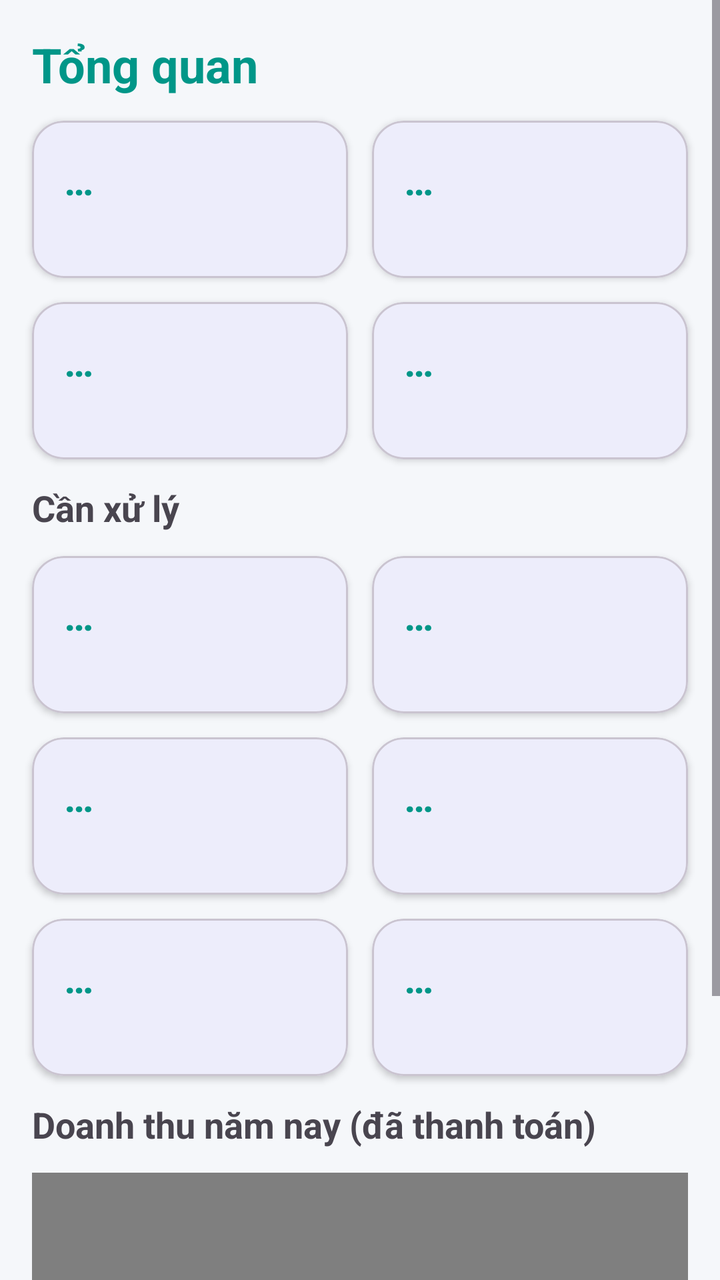
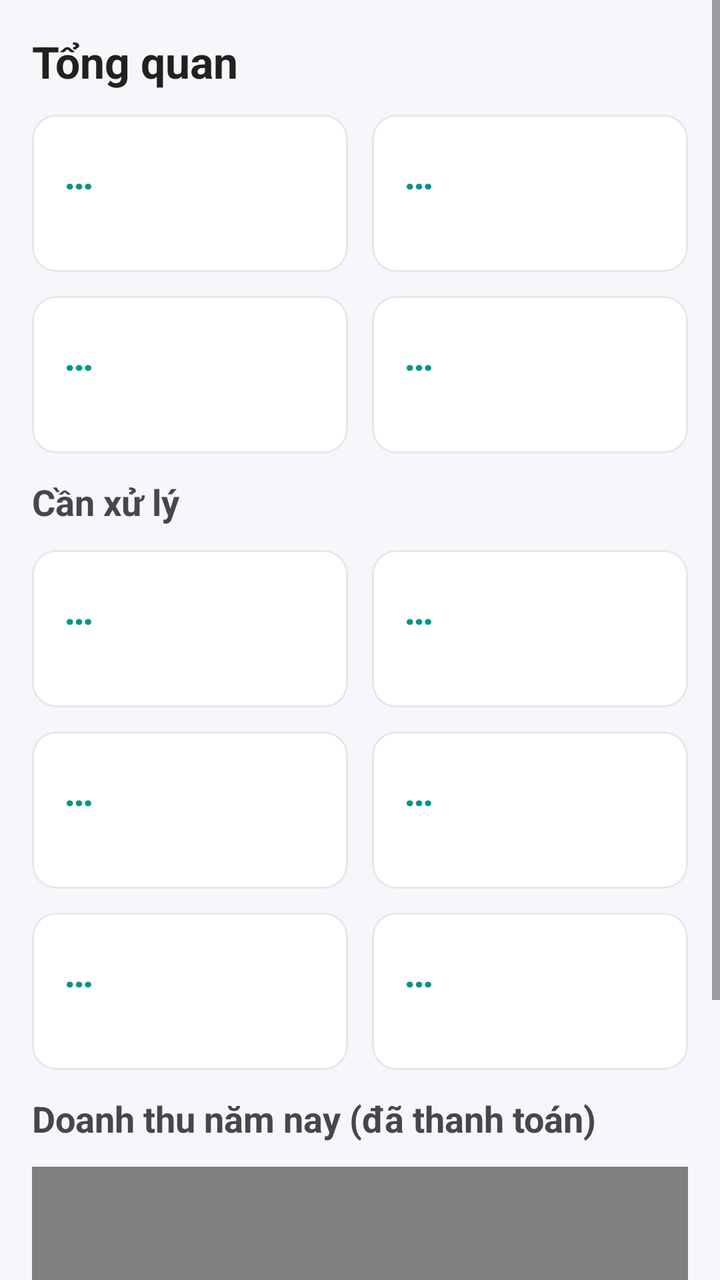

Two renders of the same Android screen: before a commit and after it. Below are the layout's source before the change and the commit's diff.
<!-- AndroidManifest.xml: application theme Theme.QLPT -->
<!-- res/layout/fragment_landlord_overview.xml -->
<?xml version="1.0" encoding="utf-8"?>
<ScrollView xmlns:android="http://schemas.android.com/apk/res/android"
    android:layout_width="match_parent"
    android:layout_height="match_parent"
    android:background="#F5F7FA">

    <LinearLayout
        android:layout_width="match_parent"
        android:layout_height="wrap_content"
        android:orientation="vertical"
        android:padding="10dp">

        <TextView
            android:layout_width="wrap_content"
            android:layout_height="wrap_content"
            android:layout_margin="6dp"
            android:text="Tổng quan"
            android:textColor="#009688"
            android:textSize="24sp"
            android:textStyle="bold" />

        <LinearLayout
            android:layout_width="match_parent"
            android:layout_height="wrap_content"
            android:orientation="horizontal">

            <include
                android:id="@+id/stRooms"
                layout="@layout/item_stat"
                android:layout_width="0dp"
                android:layout_height="wrap_content"
                android:layout_weight="1"
                android:layout_margin="6dp" />

            <include
                android:id="@+id/stRented"
                layout="@layout/item_stat"
                android:layout_width="0dp"
                android:layout_height="wrap_content"
                android:layout_weight="1"
                android:layout_margin="6dp" />
        </LinearLayout>

        <LinearLayout
            android:layout_width="match_parent"
            android:layout_height="wrap_content"
            android:orientation="horizontal">

            <include
                android:id="@+id/stAvailable"
                layout="@layout/item_stat"
                android:layout_width="0dp"
                android:layout_height="wrap_content"
                android:layout_weight="1"
                android:layout_margin="6dp" />

            <include
                android:id="@+id/stRevenue"
                layout="@layout/item_stat"
                android:layout_width="0dp"
                android:layout_height="wrap_content"
                android:layout_weight="1"
                android:layout_margin="6dp" />
        </LinearLayout>

        <TextView
            android:layout_width="wrap_content"
            android:layout_height="wrap_content"
            android:layout_margin="6dp"
            android:layout_marginTop="12dp"
            android:text="Cần xử lý"
            android:textSize="18sp"
            android:textStyle="bold" />

        <LinearLayout
            android:layout_width="match_parent"
            android:layout_height="wrap_content"
            android:orientation="horizontal">

            <include
                android:id="@+id/stRequests"
                layout="@layout/item_stat"
                android:layout_width="0dp"
                android:layout_height="wrap_content"
                android:layout_weight="1"
                android:layout_margin="6dp" />

            <include
                android:id="@+id/stInvoices"
                layout="@layout/item_stat"
                android:layout_width="0dp"
                android:layout_height="wrap_content"
                android:layout_weight="1"
                android:layout_margin="6dp" />
        </LinearLayout>

        <LinearLayout
            android:layout_width="match_parent"
            android:layout_height="wrap_content"
            android:orientation="horizontal">

            <include
                android:id="@+id/stOverdue"
                layout="@layout/item_stat"
                android:layout_width="0dp"
                android:layout_height="wrap_content"
                android:layout_weight="1"
                android:layout_margin="6dp" />

            <include
                android:id="@+id/stExpiring"
                layout="@layout/item_stat"
                android:layout_width="0dp"
                android:layout_height="wrap_content"
                android:layout_weight="1"
                android:layout_margin="6dp" />
        </LinearLayout>

        <LinearLayout
            android:layout_width="match_parent"
            android:layout_height="wrap_content"
            android:orientation="horizontal">

            <include
                android:id="@+id/stReturn"
                layout="@layout/item_stat"
                android:layout_width="0dp"
                android:layout_height="wrap_content"
                android:layout_weight="1"
                android:layout_margin="6dp" />

            <include
                android:id="@+id/stIncidents"
                layout="@layout/item_stat"
                android:layout_width="0dp"
                android:layout_height="wrap_content"
                android:layout_weight="1"
                android:layout_margin="6dp" />
        </LinearLayout>

        <TextView
            android:layout_width="wrap_content"
            android:layout_height="wrap_content"
            android:layout_margin="6dp"
            android:layout_marginTop="12dp"
            android:text="Doanh thu năm nay (đã thanh toán)"
            android:textSize="18sp"
            android:textStyle="bold" />

        <com.hoan.qlpt.util.BarChartView
            android:id="@+id/chartRevenue"
            android:layout_width="match_parent"
            android:layout_height="220dp"
            android:layout_margin="6dp"
            android:background="#FFFFFF" />
    </LinearLayout>
</ScrollView>
<!-- res/layout/item_stat.xml (included above) -->
<?xml version="1.0" encoding="utf-8"?>
<com.google.android.material.card.MaterialCardView xmlns:android="http://schemas.android.com/apk/res/android"
    xmlns:app="http://schemas.android.com/apk/res-auto"
    android:layout_width="match_parent"
    android:layout_height="wrap_content"
    app:cardCornerRadius="16dp"
    app:cardElevation="2dp">

    <LinearLayout
        android:layout_width="match_parent"
        android:layout_height="wrap_content"
        android:orientation="vertical"
        android:padding="16dp">

        <TextView
            android:id="@+id/tvValue"
            android:layout_width="wrap_content"
            android:layout_height="wrap_content"
            android:text="…"
            android:textColor="#009688"
            android:textSize="20sp"
            android:textStyle="bold" />

        <TextView
            android:id="@+id/tvLabel"
            android:layout_width="wrap_content"
            android:layout_height="wrap_content"
            android:layout_marginTop="2dp"
            android:textColor="#666666"
            android:textSize="13sp" />
    </LinearLayout>
</com.google.android.material.card.MaterialCardView>
<!-- resources referenced by this layout -->
<resources>
  <style name="Base.Theme.QLPT" parent="Theme.Material3.DayNight.NoActionBar">
          <item name="colorPrimary">@color/colorPrimary</item>
          <item name="colorPrimaryDark">@color/colorPrimaryDark</item>
          <item name="colorAccent">@color/colorAccent</item>
          <item name="android:statusBarColor">@color/colorPrimaryDark</item>
          <item name="textInputStyle">@style/App.TextInput</item>
      </style>
  <color name="colorPrimary">#1976D2</color>
  <color name="colorPrimaryDark">#1565C0</color>
  <color name="colorAccent">#FF6F00</color>
  <style name="App.TextInput" parent="Widget.Material3.TextInputLayout.OutlinedBox">
          <item name="boxCornerRadiusTopStart">12dp</item>
          <item name="boxCornerRadiusTopEnd">12dp</item>
          <item name="boxCornerRadiusBottomStart">12dp</item>
          <item name="boxCornerRadiusBottomEnd">12dp</item>
      </style>
  <!-- unchanged entries left out for length: 1 -->
</resources>

<!-- the commit's change to res/layout/fragment_landlord_overview.xml (unified diff, before → after) -->
@@ -1,8 +1,9 @@
 <?xml version="1.0" encoding="utf-8"?>
-<ScrollView xmlns:android="http://schemas.android.com/apk/res/android"
+<ScrollView
+    xmlns:android="http://schemas.android.com/apk/res/android"
     android:layout_width="match_parent"
     android:layout_height="match_parent"
-    android:background="#F5F7FA">
+    android:background="@color/qlpt_background">
 
     <LinearLayout
         android:layout_width="match_parent"
@@ -15,9 +16,7 @@
             android:layout_height="wrap_content"
             android:layout_margin="6dp"
             android:text="Tổng quan"
-            android:textColor="#009688"
-            android:textSize="24sp"
-            android:textStyle="bold" />
+            android:textAppearance="@style/TextAppearance.QLPT.ScreenTitle" />
 
         <LinearLayout
             android:layout_width="match_parent"
@@ -152,17 +151,16 @@
             android:layout_width="match_parent"
             android:layout_height="220dp"
             android:layout_margin="6dp"
-            android:background="#FFFFFF" />
+            android:background="@color/qlpt_surface" />
     </LinearLayout>
 </ScrollView>
 <!-- res/layout/item_stat.xml (included above) -->
 <?xml version="1.0" encoding="utf-8"?>
-<com.google.android.material.card.MaterialCardView xmlns:android="http://schemas.android.com/apk/res/android"
+<com.google.android.material.card.MaterialCardView
+    xmlns:android="http://schemas.android.com/apk/res/android"
     xmlns:app="http://schemas.android.com/apk/res-auto"
     android:layout_width="match_parent"
-    android:layout_height="wrap_content"
-    app:cardCornerRadius="16dp"
-    app:cardElevation="2dp">
+    android:layout_height="wrap_content">
 
     <LinearLayout
         android:layout_width="match_parent"
@@ -175,7 +173,7 @@
             android:layout_width="wrap_content"
             android:layout_height="wrap_content"
             android:text="…"
-            android:textColor="#009688"
+            android:textColor="@color/qlpt_primary"
             android:textSize="20sp"
             android:textStyle="bold" />
 
@@ -184,7 +182,7 @@
             android:layout_width="wrap_content"
             android:layout_height="wrap_content"
             android:layout_marginTop="2dp"
-            android:textColor="#666666"
+            android:textColor="@color/qlpt_text_secondary"
             android:textSize="13sp" />
     </LinearLayout>
 </com.google.android.material.card.MaterialCardView>
<!-- resource entries referenced after the edit -->
@@ -1,21 +1,107 @@
 <!-- resources referenced by this layout -->
 <resources>
-  <style name="Base.Theme.QLPT" parent="Theme.Material3.DayNight.NoActionBar">
+  <color name="qlpt_background">#F5F7FA</color>
+  <color name="qlpt_primary">#009688</color>
+  <color name="qlpt_surface">#FFFFFF</color>
+  <color name="qlpt_text_secondary">#616161</color>
+  <style name="TextAppearance.QLPT.ScreenTitle" parent="TextAppearance.Material3.HeadlineSmall">
+          <item name="android:textSize">22sp</item>
+          <item name="android:textStyle">bold</item>
+          <item name="android:textColor">@color/qlpt_text</item>
+      </style>
+  <color name="qlpt_text">#212121</color>
+  <style name="Base.Theme.QLPT" parent="Theme.Material3.Light.NoActionBar">
+          
           <item name="colorPrimary">@color/colorPrimary</item>
+          <item name="colorOnPrimary">@color/qlpt_surface</item>
+          <item name="colorPrimaryContainer">@color/qlpt_primary_container</item>
+          <item name="colorOnPrimaryContainer">@color/qlpt_on_primary_container</item>
           <item name="colorPrimaryDark">@color/colorPrimaryDark</item>
           <item name="colorAccent">@color/colorAccent</item>
+  
+          
+          <item name="colorSecondary">@color/qlpt_accent</item>
+          <item name="colorOnSecondary">@color/qlpt_surface</item>
+          <item name="colorSecondaryContainer">@color/qlpt_primary_container</item>
+          <item name="colorOnSecondaryContainer">@color/qlpt_on_primary_container</item>
+  
+          <item name="colorError">@color/qlpt_error</item>
+  
+          
+          <item name="android:colorBackground">@color/qlpt_background</item>
+          <item name="colorSurface">@color/qlpt_surface</item>
+          <item name="colorSurfaceContainer">@color/qlpt_surface</item>
+          <item name="colorOnSurface">@color/qlpt_text</item>
+          <item name="colorOnSurfaceVariant">@color/qlpt_text_secondary</item>
+          <item name="colorOutline">@color/qlpt_text_hint</item>
+          <item name="colorOutlineVariant">@color/qlpt_border</item>
+  
+          
           <item name="android:statusBarColor">@color/colorPrimaryDark</item>
+          <item name="android:windowLightStatusBar">@bool/qlpt_light_status_bar</item>
+  
+          
+          <item name="materialButtonStyle">@style/Widget.QLPT.Button</item>
+          <item name="materialButtonOutlinedStyle">@style/Widget.QLPT.Button.Outlined</item>
+          <item name="materialCardViewStyle">@style/Widget.QLPT.Card</item>
           <item name="textInputStyle">@style/App.TextInput</item>
+          <item name="bottomNavigationStyle">@style/Widget.QLPT.BottomNav</item>
+          <item name="bottomSheetDialogTheme">@style/ThemeOverlay.QLPT.BottomSheetDialog</item>
       </style>
-  <color name="colorPrimary">#1976D2</color>
-  <color name="colorPrimaryDark">#1565C0</color>
-  <color name="colorAccent">#FF6F00</color>
+  <color name="colorPrimary">@color/qlpt_primary</color>
+  <color name="qlpt_primary_container">#E0F2F1</color>
+  <color name="qlpt_on_primary_container">#00695C</color>
+  <color name="colorPrimaryDark">@color/qlpt_primary_dark</color>
+  <color name="colorAccent">@color/qlpt_accent</color>
+  <color name="qlpt_accent">#F57C00</color>
+  <color name="qlpt_error">#E53935</color>
+  <color name="qlpt_text_hint">#9E9E9E</color>
+  <color name="qlpt_border">#E5E7EB</color>
+  <style name="Widget.QLPT.Button" parent="Widget.Material3.Button">
+          <item name="cornerRadius">12dp</item>
+          <item name="android:textAllCaps">false</item>
+          <item name="android:letterSpacing">0</item>
+      </style>
+  <style name="Widget.QLPT.Button.Outlined" parent="Widget.Material3.Button.OutlinedButton">
+          <item name="cornerRadius">12dp</item>
+          <item name="android:textAllCaps">false</item>
+          <item name="android:letterSpacing">0</item>
+          <item name="strokeColor">@color/qlpt_border</item>
+      </style>
+  <style name="Widget.QLPT.Card" parent="Widget.Material3.CardView.Outlined">
+          <item name="cardCornerRadius">12dp</item>
+          <item name="cardElevation">0dp</item>
+          <item name="strokeWidth">1dp</item>
+          <item name="strokeColor">@color/qlpt_border</item>
+          <item name="cardBackgroundColor">@color/qlpt_surface</item>
+      </style>
   <style name="App.TextInput" parent="Widget.Material3.TextInputLayout.OutlinedBox">
+          
+          <item name="boxBackgroundColor">@color/qlpt_surface</item>
           <item name="boxCornerRadiusTopStart">12dp</item>
           <item name="boxCornerRadiusTopEnd">12dp</item>
           <item name="boxCornerRadiusBottomStart">12dp</item>
           <item name="boxCornerRadiusBottomEnd">12dp</item>
       </style>
+  <style name="Widget.QLPT.BottomNav" parent="Widget.Material3.BottomNavigationView">
+          <item name="backgroundTint">@color/qlpt_surface</item>
+          <item name="elevation">8dp</item>
+      </style>
+  <style name="ThemeOverlay.QLPT.BottomSheetDialog" parent="ThemeOverlay.Material3.BottomSheetDialog">
+          <item name="bottomSheetStyle">@style/Widget.QLPT.BottomSheet</item>
+      </style>
+  <color name="qlpt_primary_dark">#00796B</color>
+  <style name="Widget.QLPT.BottomSheet" parent="Widget.Material3.BottomSheet.Modal">
+          <item name="backgroundTint">@color/qlpt_surface</item>
+          <item name="shapeAppearance">@style/ShapeAppearance.QLPT.BottomSheet</item>
+      </style>
+  <style name="ShapeAppearance.QLPT.BottomSheet" parent="">
+          <item name="cornerFamily">rounded</item>
+          <item name="cornerSizeTopLeft">24dp</item>
+          <item name="cornerSizeTopRight">24dp</item>
+          <item name="cornerSizeBottomLeft">0dp</item>
+          <item name="cornerSizeBottomRight">0dp</item>
+      </style>
   <!-- unchanged entries left out for length: 1 -->
 </resources>
 
